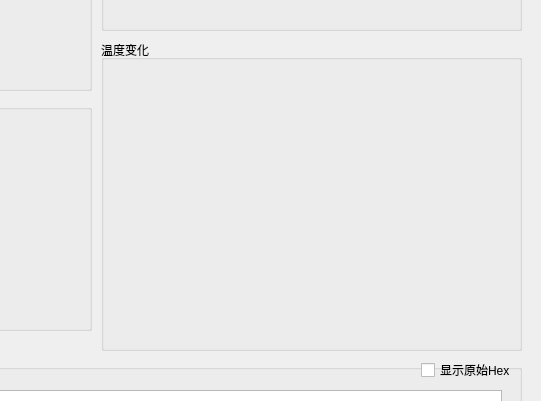
The window that mainwindow.ui (mojimojimo/MyIndustrialHMI) describes before a commit, drawn with Qt 5; both pictures show x 319 to 860 and y 200 to 601 of the 860 by 832 pixel window.
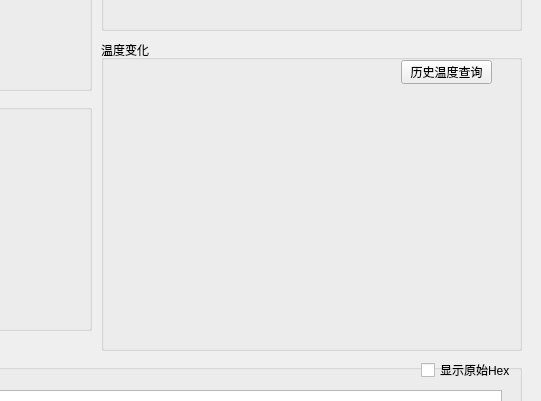
The same window after the commit. Custom widgets are drawn as their Qt base class.

Commit message: 新增历史数据查询

What changed in the file:
```diff
--- a/mainwindow.ui
+++ b/mainwindow.ui
@@ -349,12 +349,25 @@
      <property name="geometry">
       <rect>
        <x>20</x>
-       <y>40</y>
+       <y>70</y>
        <width>381</width>
-       <height>191</height>
+       <height>231</height>
       </rect>
      </property>
     </widget>
+    <widget class="QPushButton" name="btnHistory">
+     <property name="geometry">
+      <rect>
+       <x>300</x>
+       <y>20</y>
+       <width>91</width>
+       <height>24</height>
+      </rect>
+     </property>
+     <property name="text">
+      <string>历史温度查询</string>
+     </property>
+    </widget>
    </widget>
   </widget>
   <widget class="QMenuBar" name="menubar">
```
The commit also changes 7 other files.
